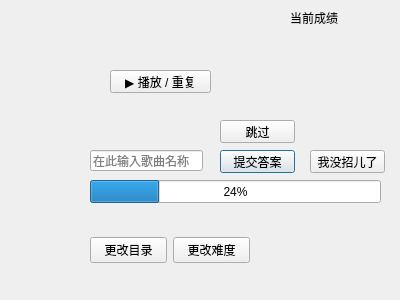
Old version of the form gamewindow.ui in the repository mygameworld9/Guess_Song.
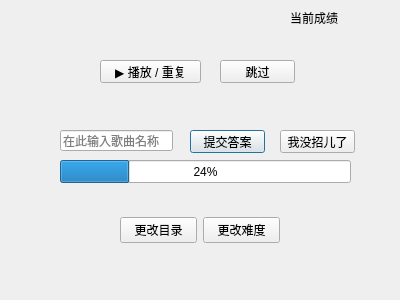
New version of the form.

What changed in the file:
```diff
--- a/gamewindow.ui
+++ b/gamewindow.ui
@@ -16,8 +16,8 @@
   <widget class="QLabel" name="statusLabel">
    <property name="geometry">
     <rect>
-     <x>70</x>
-     <y>120</y>
+     <x>60</x>
+     <y>100</y>
      <width>261</width>
      <height>16</height>
     </rect>
@@ -29,8 +29,8 @@
   <widget class="QPushButton" name="playButton">
    <property name="geometry">
     <rect>
-     <x>110</x>
-     <y>70</y>
+     <x>100</x>
+     <y>60</y>
      <width>101</width>
      <height>23</height>
     </rect>
@@ -48,8 +48,8 @@
   <widget class="QLineEdit" name="answerLineEdit">
    <property name="geometry">
     <rect>
-     <x>90</x>
-     <y>150</y>
+     <x>60</x>
+     <y>130</y>
      <width>113</width>
      <height>21</height>
     </rect>
@@ -61,8 +61,8 @@
   <widget class="QWidget" name="horizontalLayoutWidget">
    <property name="geometry">
     <rect>
-     <x>90</x>
-     <y>210</y>
+     <x>120</x>
+     <y>190</y>
      <width>160</width>
      <height>80</height>
     </rect>
@@ -87,8 +87,8 @@
   <widget class="QPushButton" name="submitAnswerButton">
    <property name="geometry">
     <rect>
-     <x>220</x>
-     <y>150</y>
+     <x>190</x>
+     <y>130</y>
      <width>75</width>
      <height>23</height>
     </rect>
@@ -103,8 +103,8 @@
   <widget class="QPushButton" name="giveUpButton">
    <property name="geometry">
     <rect>
-     <x>310</x>
-     <y>150</y>
+     <x>280</x>
+     <y>130</y>
      <width>75</width>
      <height>23</height>
     </rect>
@@ -116,10 +116,10 @@
   <widget class="QLabel" name="correctAnswerLabel">
    <property name="geometry">
     <rect>
-     <x>230</x>
-     <y>120</y>
-     <width>53</width>
-     <height>15</height>
+     <x>90</x>
+     <y>100</y>
+     <width>221</width>
+     <height>16</height>
     </rect>
    </property>
    <property name="text">
@@ -129,8 +129,8 @@
   <widget class="QProgressBar" name="countdownProgressBar">
    <property name="geometry">
     <rect>
-     <x>90</x>
-     <y>180</y>
+     <x>60</x>
+     <y>160</y>
      <width>291</width>
      <height>23</height>
     </rect>
@@ -156,7 +156,7 @@
    <property name="geometry">
     <rect>
      <x>220</x>
-     <y>120</y>
+     <y>60</y>
      <width>75</width>
      <height>23</height>
     </rect>
```
